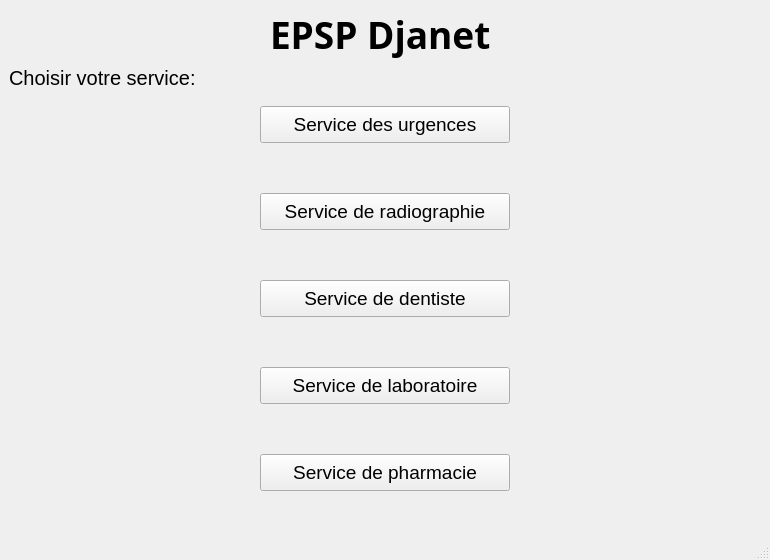
This is ui/main.ui in otmanLAHRECHE/EPSP_Garde_Project as Qt 5 draws it before an edit. The edited form follows.
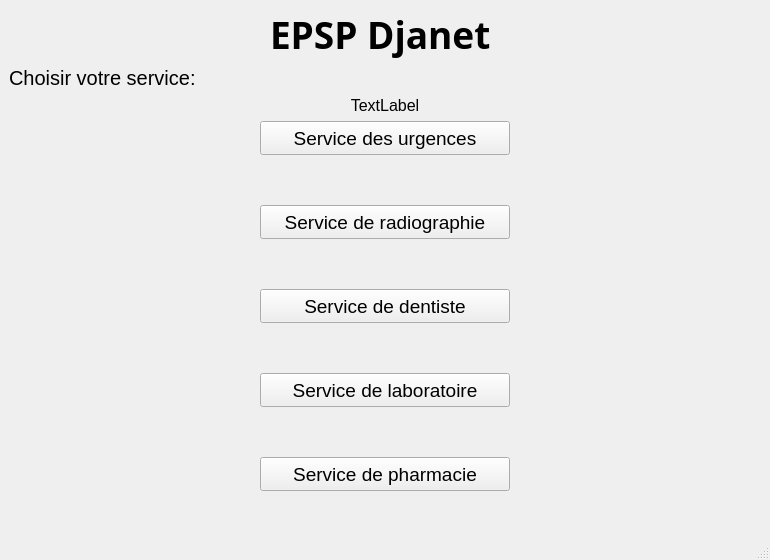
This is the edited form.

Patch:
```diff
--- a/ui/main.ui
+++ b/ui/main.ui
@@ -102,12 +102,33 @@
      </widget>
     </item>
     <item>
-     <layout class="QGridLayout" name="gridLayout" rowstretch="0,0,0,0,0" columnstretch="0" rowminimumheight="0,0,0,0,0">
+     <widget class="QLabel" name="label_3">
+      <property name="sizePolicy">
+       <sizepolicy hsizetype="Preferred" vsizetype="Fixed">
+        <horstretch>0</horstretch>
+        <verstretch>0</verstretch>
+       </sizepolicy>
+      </property>
+      <property name="font">
+       <font>
+        <pointsize>12</pointsize>
+       </font>
+      </property>
+      <property name="text">
+       <string>TextLabel</string>
+      </property>
+      <property name="alignment">
+       <set>Qt::AlignCenter</set>
+      </property>
+     </widget>
+    </item>
+    <item>
+     <layout class="QGridLayout" name="gridLayout" rowstretch="0,0,0,0,0,0" columnstretch="0" rowminimumheight="0,0,0,0,0,0">
       <property name="leftMargin">
        <number>40</number>
       </property>
       <property name="topMargin">
-       <number>10</number>
+       <number>0</number>
       </property>
       <property name="rightMargin">
        <number>40</number>
@@ -121,8 +142,32 @@
       <property name="verticalSpacing">
        <number>50</number>
       </property>
+      <item row="1" column="0">
+       <widget class="QPushButton" name="pushButton">
+        <property name="sizePolicy">
+         <sizepolicy hsizetype="Fixed" vsizetype="Fixed">
+          <horstretch>0</horstretch>
+          <verstretch>0</verstretch>
+         </sizepolicy>
+        </property>
+        <property name="maximumSize">
+         <size>
+          <width>250</width>
+          <height>50</height>
+         </size>
+        </property>
+        <property name="font">
+         <font>
+          <pointsize>14</pointsize>
+         </font>
+        </property>
+        <property name="text">
+         <string>Service des urgences</string>
+        </property>
+       </widget>
+      </item>
       <item row="4" column="0">
-       <widget class="QPushButton" name="pushButton_5">
+       <widget class="QPushButton" name="pushButton_4">
         <property name="maximumSize">
          <size>
           <width>250</width>
@@ -135,29 +180,11 @@
          </font>
         </property>
         <property name="text">
-         <string>Service de pharmacie</string>
+         <string>Service de laboratoire</string>
         </property>
        </widget>
       </item>
       <item row="2" column="0">
-       <widget class="QPushButton" name="pushButton_3">
-        <property name="maximumSize">
-         <size>
-          <width>250</width>
-          <height>50</height>
-         </size>
-        </property>
-        <property name="font">
-         <font>
-          <pointsize>14</pointsize>
-         </font>
-        </property>
-        <property name="text">
-         <string>Service de dentiste</string>
-        </property>
-       </widget>
-      </item>
-      <item row="1" column="0">
        <widget class="QPushButton" name="pushButton_2">
         <property name="maximumSize">
          <size>
@@ -176,7 +203,7 @@
        </widget>
       </item>
       <item row="3" column="0">
-       <widget class="QPushButton" name="pushButton_4">
+       <widget class="QPushButton" name="pushButton_3">
         <property name="maximumSize">
          <size>
           <width>250</width>
@@ -189,18 +216,12 @@
          </font>
         </property>
         <property name="text">
-         <string>Service de laboratoire</string>
+         <string>Service de dentiste</string>
         </property>
        </widget>
       </item>
-      <item row="0" column="0">
-       <widget class="QPushButton" name="pushButton">
-        <property name="sizePolicy">
-         <sizepolicy hsizetype="Fixed" vsizetype="Fixed">
-          <horstretch>0</horstretch>
-          <verstretch>0</verstretch>
-         </sizepolicy>
-        </property>
+      <item row="5" column="0">
+       <widget class="QPushButton" name="pushButton_5">
         <property name="maximumSize">
          <size>
           <width>250</width>
@@ -213,7 +234,7 @@
          </font>
         </property>
         <property name="text">
-         <string>Service des urgences</string>
+         <string>Service de pharmacie</string>
         </property>
        </widget>
       </item>
```
